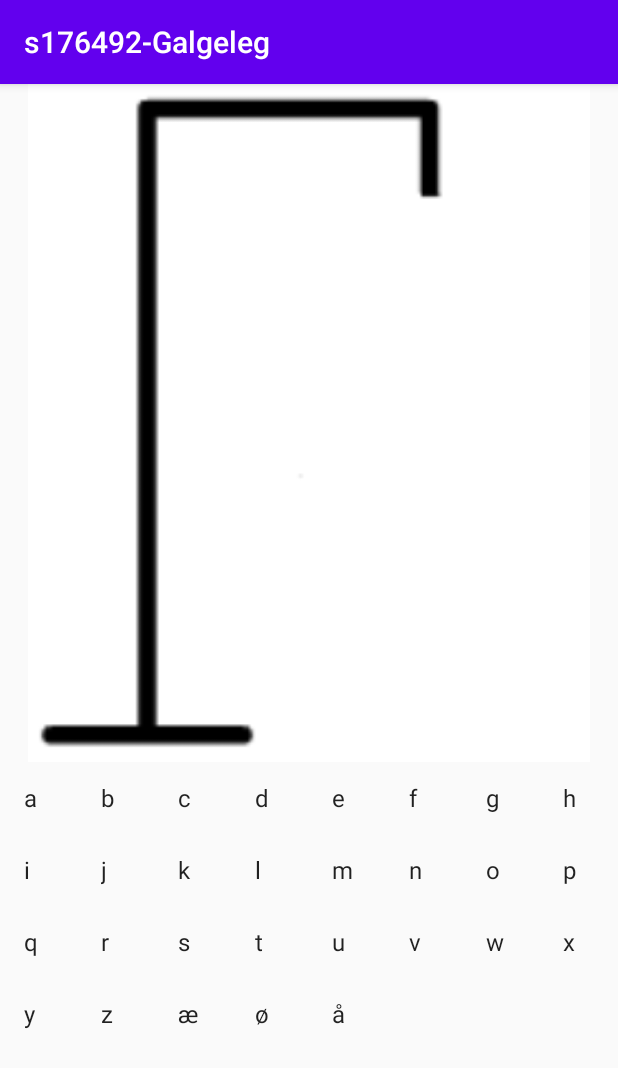
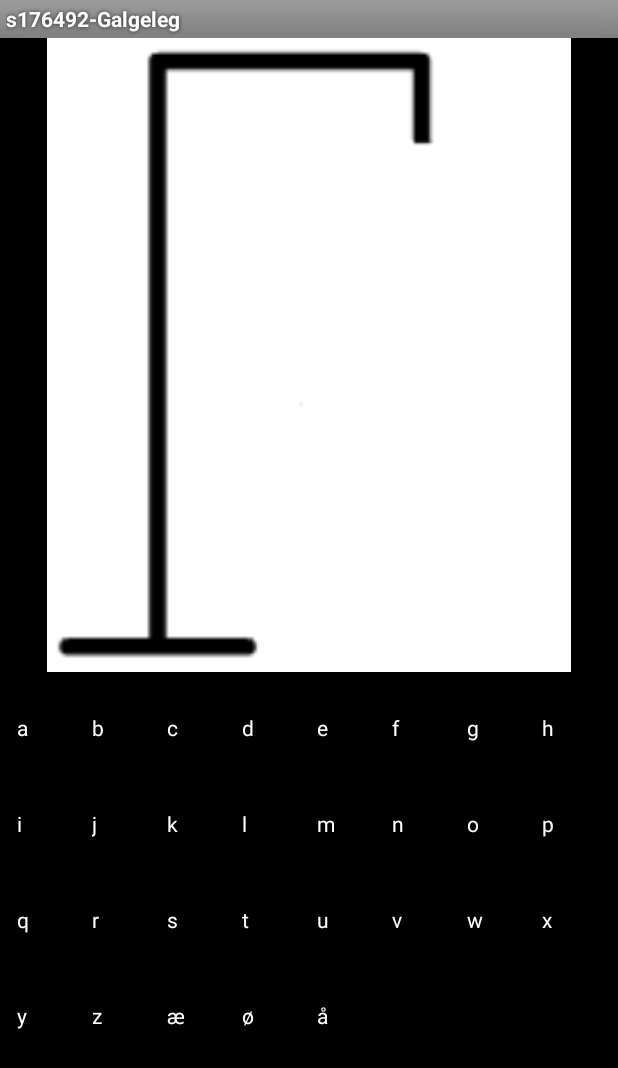
Before and after one commit to M0-AR/Galgeleg-android, an Android app: the screen it shows after launch (MainActivity), on a phone screen of 412 x 824 dp. Shown: the top 1068 px of the screen. Run offline under Robolectric (Android 15) with nearby library versions, the phone set to English and light mode, and no system bars.

Commit message:
Add theme

```diff
--- a/app/src/main/AndroidManifest.xml
+++ b/app/src/main/AndroidManifest.xml
@@ -8,7 +8,9 @@
         android:label="@string/app_name"
         android:roundIcon="@mipmap/ic_launcher_round"
         android:supportsRtl="true"
-        android:theme="@style/AppTheme">
+        android:theme="@style/GalgelegTheme"
+        >
+        <!--android:theme="@style/AppTheme"-->
         <activity android:name=".MainActivity">
             <intent-filter>
                 <action android:name="android.intent.action.MAIN" />
--- a/app/src/main/java/com/example/galgeleg/ExampleDialog.java
+++ b/app/src/main/java/com/example/galgeleg/ExampleDialog.java
@@ -1,6 +1,7 @@
 package com.example.galgeleg;
 
 import android.app.Dialog;
+import android.app.FragmentManager;
 import android.content.DialogInterface;
 import android.os.Bundle;
 
--- a/app/src/main/java/com/example/galgeleg/MainActivity.java
+++ b/app/src/main/java/com/example/galgeleg/MainActivity.java
@@ -1,10 +1,13 @@
 package com.example.galgeleg;
 
 import androidx.appcompat.app.AppCompatActivity;
+import androidx.fragment.app.FragmentActivity;
 
+import android.app.Activity;
 import android.app.Dialog;
 import android.content.Intent;
 import android.os.Bundle;
+import android.view.MotionEvent;
 import android.view.View;
 import android.widget.AdapterView;
 import android.widget.ArrayAdapter;
@@ -31,7 +34,7 @@ import android.widget.Toast;
 // https://www.youtube.com/watch?v=_sOHZAk6KnA +  https://github.com/afollestad/material-dialogs
 // Intent : don't forget to define new activity in AndroidManifest.xml
 // https://codinginflow.com/tutorials/android/open-a-new-activity-and-pass-variables
-public class MainActivity extends AppCompatActivity {
+public class MainActivity extends Activity {
     public static final String EXTRA_TEXT = "MD";
 
     GridView mGridView;
@@ -102,7 +105,7 @@ public class MainActivity extends AppCompatActivity {
 
                 if (spil.erSpilletTabt()) {
                     mResultDescription = "Du har tabt! Ordet var: " + spil.getOrdet();
-                    // openDialog(mDialogDescription);
+                     //openDialog(mResultDescription);
                     openResultActivity(mResultDescription);
                 }
             }
@@ -115,13 +118,15 @@ public class MainActivity extends AppCompatActivity {
         startActivity(intent);
     }
 
-
+/*
+    // Todo extend from AppCompatActivity instead of Activity but then get theme error
     public void openDialog(String s) {
         ExampleDialog exampleDialog = new ExampleDialog();
         Bundle bundle = new Bundle();
         bundle.putString("TEXT", s);
         exampleDialog.setArguments(bundle);
         exampleDialog.show(getSupportFragmentManager(), "example dialog");
+
     }
-
+*/
 }
--- a/app/src/main/java/com/example/galgeleg/ResultActivity.java
+++ b/app/src/main/java/com/example/galgeleg/ResultActivity.java
@@ -1,12 +1,13 @@
 package com.example.galgeleg;
 
+import android.app.Activity;
 import android.content.Intent;
 import android.os.Bundle;
 import android.widget.TextView;
 
 import androidx.appcompat.app.AppCompatActivity;
 
-public class ResultActivity extends AppCompatActivity {
+public class ResultActivity extends Activity {
 
     @Override
     protected void onCreate(Bundle savedInstanceState) {
@@ -14,7 +15,7 @@ public class ResultActivity extends AppCompatActivity {
         setContentView(R.layout.show_result);
         Intent intent = getIntent();
         String text = intent.getStringExtra(MainActivity.EXTRA_TEXT);
-        TextView textView1 = (TextView) findViewById(R.id.textView1);
+        TextView textView1 = findViewById(R.id.textView1);
         textView1.setText(text);
 
     }
--- a/app/src/main/res/values/styles.xml
+++ b/app/src/main/res/values/styles.xml
@@ -7,4 +7,8 @@
         <item name="colorAccent">@color/colorAccent</item>
     </style>
 
+    <style name="GalgelegTheme"
+        parent="@android:style/Theme.Black">
+        <item name="android:textSize">14sp</item>
+    </style>
 </resources>
```
